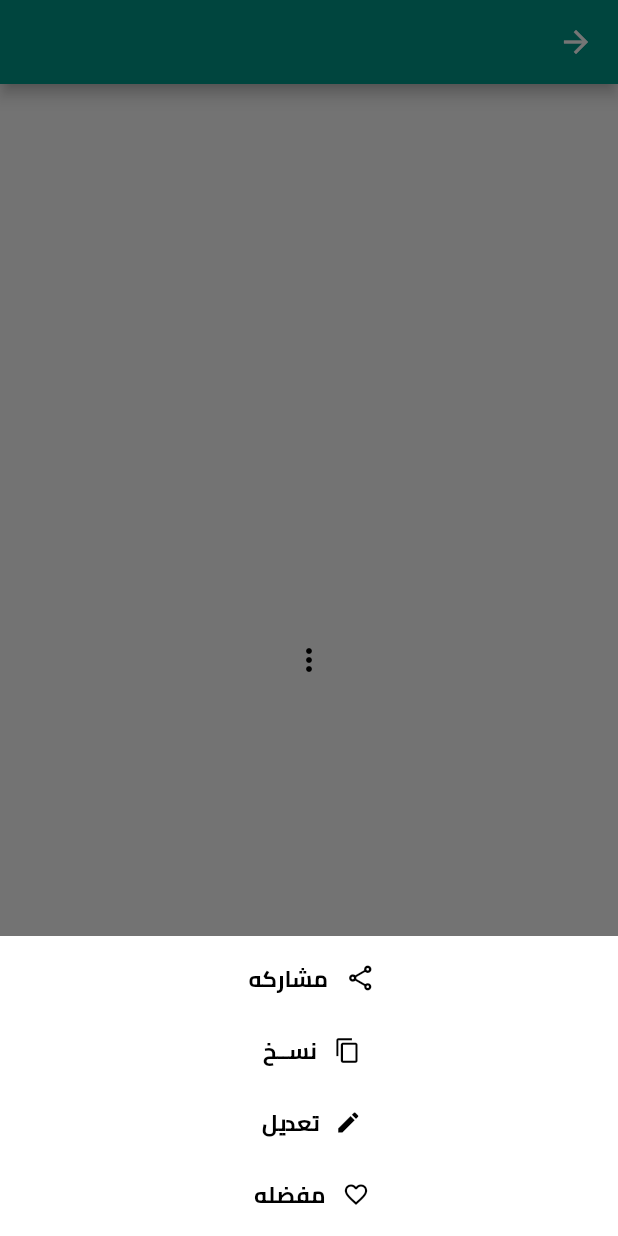
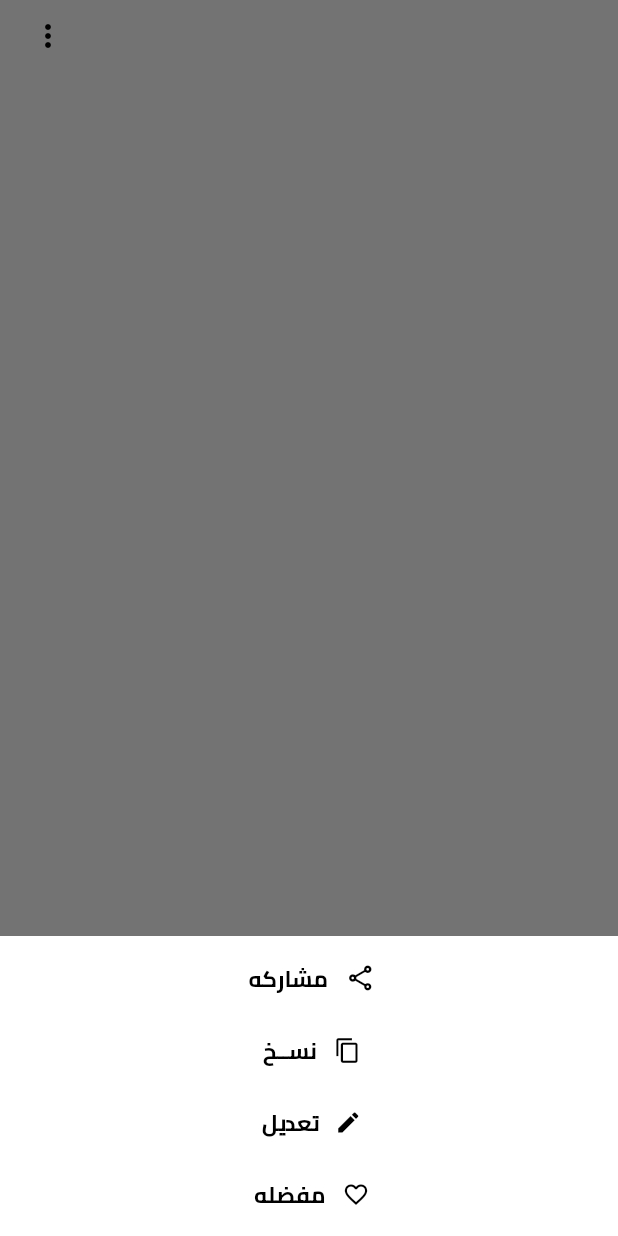
Before and after one commit to NagyElseady/Zad, a Flutter app: the LectureOptionsSheet widget shown alone on an empty page, opened directly with empty values, after a tap on the "more vert" icon, on a phone screen of 412 x 824 dp. Run offline on Flutter 3.47's test engine with Material 2 defaults, Android fonts, the light colour scheme and no system bars; our stand-ins replace equatable, flutter_bloc, fluttertoast, font_awesome_flutter, get_it, share_plus and 1 more; missing offline and left inert: in_app_review; accounts and stored records are empty; generated files the repository leaves out were written again; statements that could not run were skipped.

Commit message:
Implement BLoC architecture pattern in LectureOptionsSheet

```diff
--- a/lib/main.dart
+++ b/lib/main.dart
@@ -26,7 +26,9 @@ class MyApp extends StatelessWidget {
 
   @override
   Widget build(BuildContext context) {
-    return MaterialApp(
+    return BlocProvider(
+        create: (BuildContext context) => locator<LecturesBloc>(),
+        child: MaterialApp(
           title: '',
           theme: ThemeData(
             elevatedButtonTheme: ElevatedButtonThemeData(
@@ -50,7 +52,7 @@ class MyApp extends StatelessWidget {
           supportedLocales: const [
             Locale('ar'),
           ],
-    );
+        ));
   }
 }
 
--- a/lib/screens/bottom_sheet/lecture_options_sheet.dart
+++ b/lib/screens/bottom_sheet/lecture_options_sheet.dart
@@ -6,7 +6,7 @@ import 'package:zad/screens/edit_lecture/edit_lecture_screen.dart';
 import 'package:zad/shared/localization/localizations.dart';
 import 'package:zad/shared/presentation/navigate_to.dart';
 
-import '../../shared/core/services/services_locator.dart';
+import '../../shared/app/app.dart';
 import '../../shared/data/models/lecture.dart';
 import '../../shared/presentation/controller/lectures_bloc.dart';
 
@@ -17,29 +17,14 @@ class LectureOptionsSheet extends StatelessWidget {
 
   @override
   Widget build(BuildContext context) {
-    return BlocProvider(
-        create: (BuildContext context) => locator<LecturesBloc>(),
-        child: Scaffold(
-          appBar: AppBar(
-            backgroundColor: Colors.teal,
-            centerTitle: true,
-            title: const Text(""),
-          ),
-          body: Builder(
-            builder: (BuildContext context) {
-              return Center(
-                child: ElevatedButton(
+    return ElevatedButton(
       child: const Icon(
         Icons.more_vert_outlined,
       ),
       onPressed: () {
         _showSheet(context);
       },
-                ),
     );
-            },
-          ),
-        ));
   }
 
   void _showSheet(BuildContext context) {
@@ -83,7 +68,9 @@ class LectureOptionsSheet extends StatelessWidget {
 
   void _addToFavorites(BuildContext context) async {
     lecture.isFavorite = !lecture.isFavorite;
-    await context.read<LecturesBloc>().updateLecture(lecture);
+    await App.navigatorKey.currentContext!
+        .read<LecturesBloc>()
+        .updateLecture(lecture);
   }
 
   Widget _editButton(BuildContext context) {
```
Lines whose indentation alone changed are shown as unchanged.
